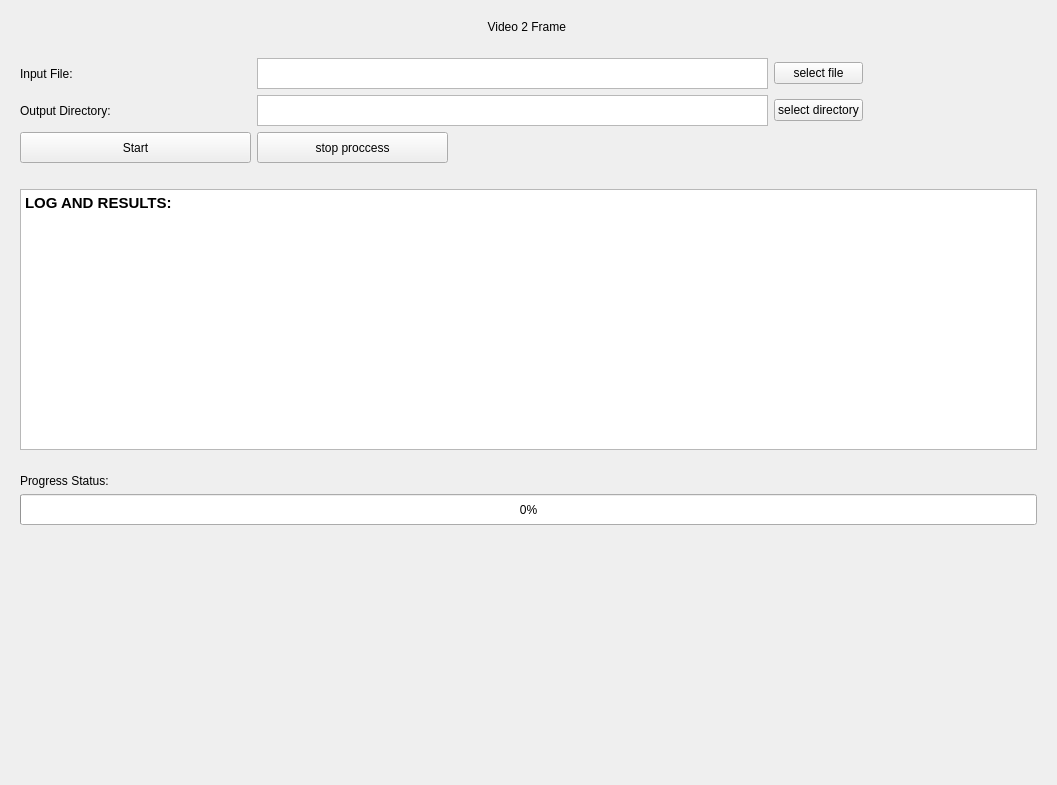
Before: the Qt Designer form raw_ui_files/videoFrameExtractorScreen.ui in MehmetYukselSekeroglu/TheHive, drawn with Qt 5.
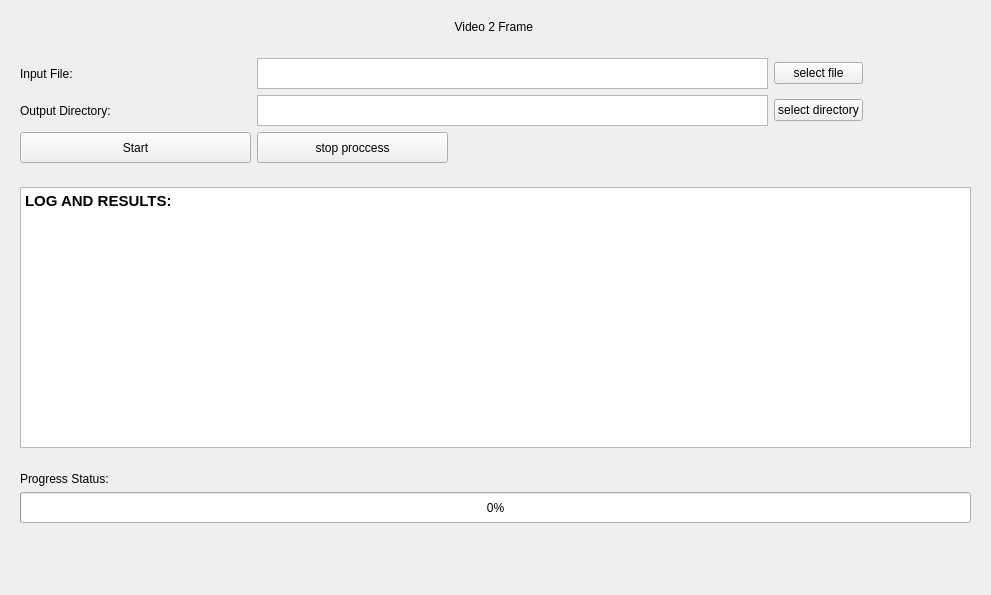
After: the same form once the commit is applied. Icons and pictures are not drawn.

Commit message: Font update for low resulation screens

What changed in the file:
```diff
--- a/raw_ui_files/videoFrameExtractorScreen.ui
+++ b/raw_ui_files/videoFrameExtractorScreen.ui
@@ -6,8 +6,8 @@
    <rect>
     <x>0</x>
     <y>0</y>
-    <width>1057</width>
-    <height>785</height>
+    <width>987</width>
+    <height>595</height>
    </rect>
   </property>
   <property name="windowTitle">
@@ -58,8 +58,8 @@
          <string>&lt;!DOCTYPE HTML PUBLIC &quot;-//W3C//DTD HTML 4.0//EN&quot; &quot;http://www.w3.org/TR/REC-html40/strict.dtd&quot;&gt;
 &lt;html&gt;&lt;head&gt;&lt;meta name=&quot;qrichtext&quot; content=&quot;1&quot; /&gt;&lt;style type=&quot;text/css&quot;&gt;
 p, li { white-space: pre-wrap; }
-&lt;/style&gt;&lt;/head&gt;&lt;body style=&quot; font-family:'Hack'; font-size:14pt; font-weight:400; font-style:normal;&quot;&gt;
-&lt;p style=&quot; margin-top:0px; margin-bottom:0px; margin-left:0px; margin-right:0px; -qt-block-indent:0; text-indent:0px;&quot;&gt;&lt;span style=&quot; font-family:'Cantarell'; font-size:11pt; font-weight:600;&quot;&gt;LOG AND RESULTS:&lt;/span&gt;&lt;/p&gt;&lt;/body&gt;&lt;/html&gt;</string>
+&lt;/style&gt;&lt;/head&gt;&lt;body style=&quot; font-family:'Hack'; font-size:11pt; font-weight:400; font-style:normal;&quot;&gt;
+&lt;p style=&quot; margin-top:0px; margin-bottom:0px; margin-left:0px; margin-right:0px; -qt-block-indent:0; text-indent:0px;&quot;&gt;&lt;span style=&quot; font-family:'Cantarell'; font-weight:600;&quot;&gt;LOG AND RESULTS:&lt;/span&gt;&lt;/p&gt;&lt;/body&gt;&lt;/html&gt;</string>
         </property>
        </widget>
       </item>
```
Left out of the diff: 26 changed lines with no effect on the pictures. The commit also changes 29 other files.
